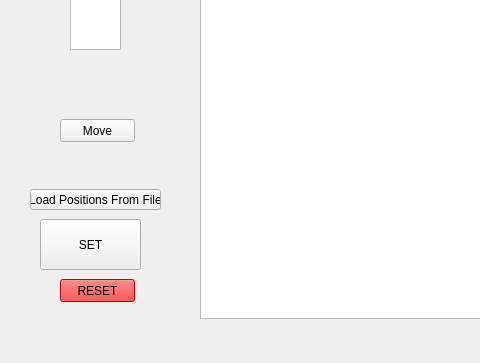
Old version of the form mainwindow.ui in the repository bmdelaune/452-p4; both pictures show x 0 to 480 and y 298 to 661 of the 1000 by 661 pixel window.
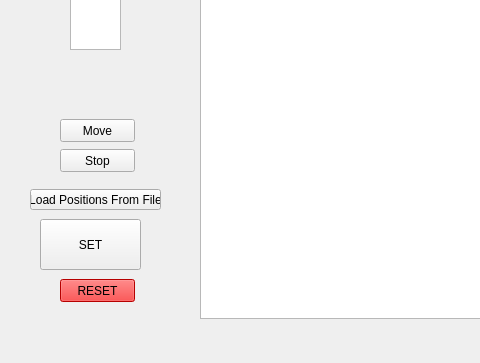
New version of the form.

The edit to the form file:
```diff
--- a/mainwindow.ui
+++ b/mainwindow.ui
@@ -631,6 +631,19 @@
      <string>Move</string>
     </property>
    </widget>
+   <widget class="QPushButton" name="stopButton">
+    <property name="geometry">
+     <rect>
+      <x>60</x>
+      <y>430</y>
+      <width>75</width>
+      <height>23</height>
+     </rect>
+    </property>
+    <property name="text">
+     <string>Stop</string>
+    </property>
+   </widget>
   </widget>
   <widget class="QMenuBar" name="menuBar">
    <property name="geometry">
```
